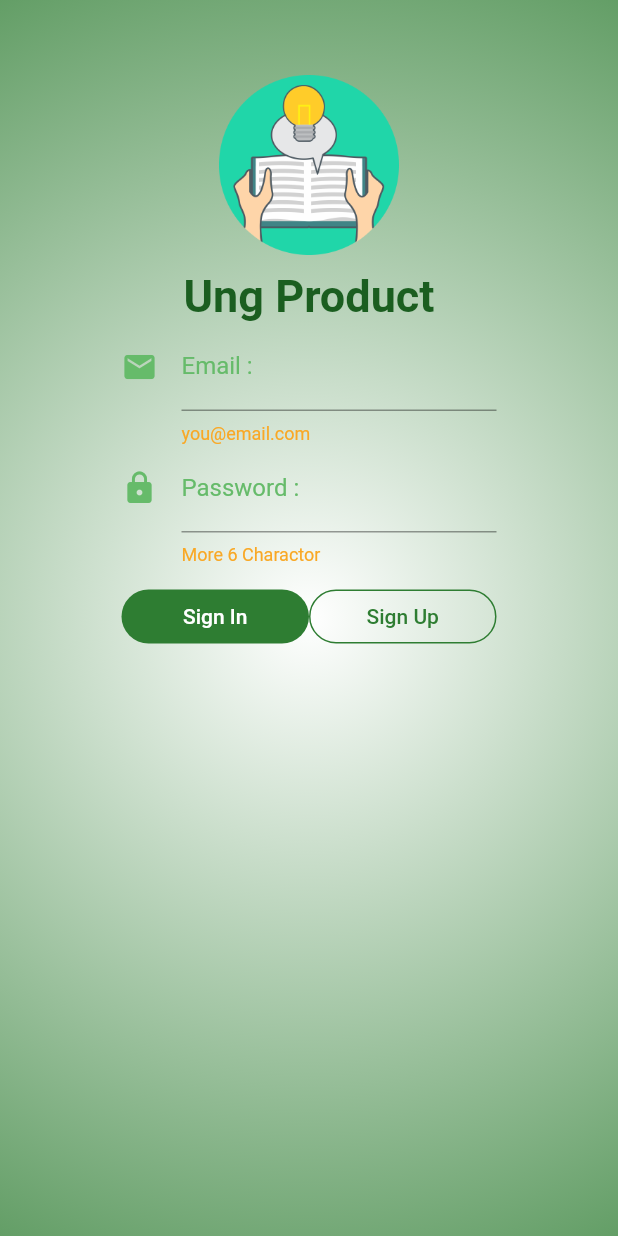
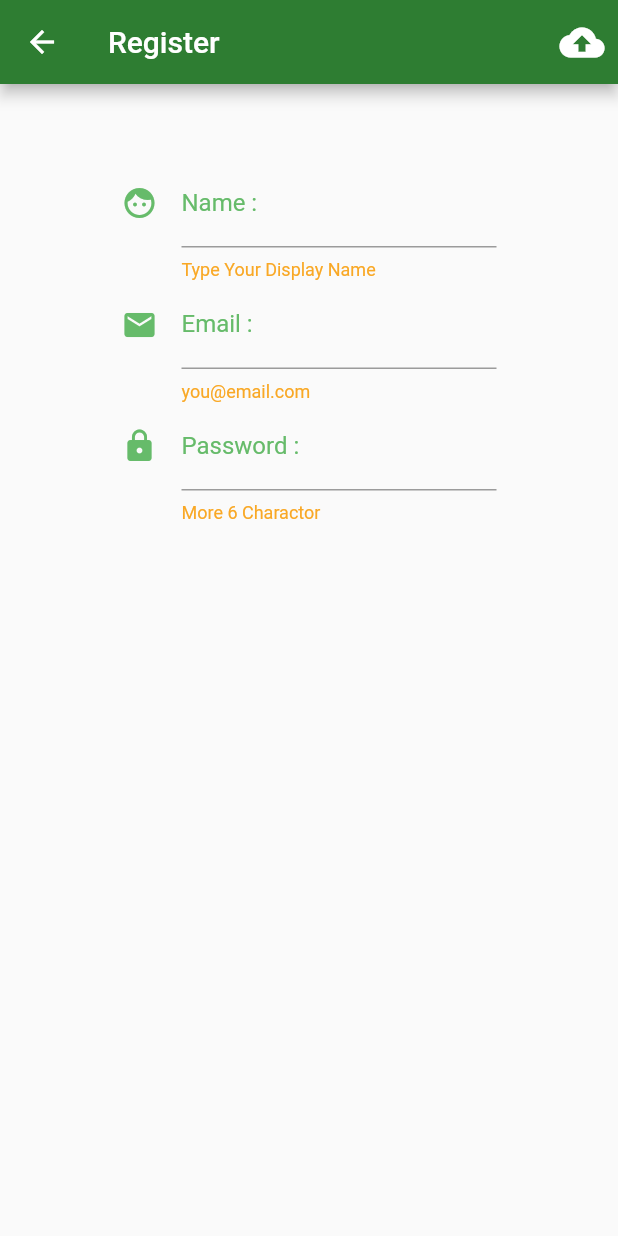
Before and after one commit to masterUNG/UngProduct, a Flutter app: the screen it shows after launch, after a tap on "Sign Up", on a phone screen of 412 x 824 dp. Run offline on Flutter 3.47's test engine with Material 2 defaults, Android fonts, the phone set to English and light mode, and no system bars.

Commit message:
Deaign ui Register OK

```diff
--- a/lib/screens/authen.dart
+++ b/lib/screens/authen.dart
@@ -1,4 +1,5 @@
 import 'package:flutter/material.dart';
+import 'package:ungproduct/screens/register.dart';
 
 class Authen extends StatefulWidget {
   @override
@@ -55,7 +56,8 @@ class _AuthenState extends State<Authen> {
       alignment: Alignment(0, -1),
       child: Container(
         width: 250.0,
-        child: TextFormField(obscureText: true,
+        child: TextFormField(
+          obscureText: true,
           decoration: InputDecoration(
             icon: Icon(
               Icons.lock,
@@ -87,7 +89,7 @@ class _AuthenState extends State<Authen> {
     );
   }
 
-  Widget signUpButton() {
+  Widget signUpButton(BuildContext context) {
     return Expanded(
       child: OutlineButton(
         borderSide: BorderSide(
@@ -99,14 +101,20 @@ class _AuthenState extends State<Authen> {
           'Sign Up',
           style: TextStyle(color: Colors.green[800]),
         ),
-        onPressed: () {},
+        onPressed: () {
+          print('Click Sign Up');
+          var routeRegister =
+              MaterialPageRoute(builder: (BuildContext context) => Register());
+              Navigator.of(context).push(routeRegister);
+        },
       ),
     );
   }
 
   @override
   Widget build(BuildContext context) {
-    return Scaffold(resizeToAvoidBottomPadding: false,
+    return Scaffold(
+      resizeToAvoidBottomPadding: false,
       body: Container(
         decoration: BoxDecoration(
           gradient: RadialGradient(
@@ -123,12 +131,16 @@ class _AuthenState extends State<Authen> {
             showAppName(),
             emailTextFormField(),
             passwordTextFormField(),
-            Container(margin: EdgeInsets.only(top: 10.0),
+            Container(
+              margin: EdgeInsets.only(top: 10.0),
               alignment: Alignment(0, -1),
               child: Container(
                 width: 250.0,
                 child: Row(
-                  children: <Widget>[signInButton(), signUpButton()],
+                  children: <Widget>[
+                    signInButton(),
+                    signUpButton(context),
+                  ],
                 ),
               ),
             ),
--- /dev/null
+++ b/lib/screens/register.dart
@@ -0,0 +1,104 @@
+import 'package:flutter/material.dart';
+
+class Register extends StatefulWidget {
+  @override
+  _RegisterState createState() => _RegisterState();
+}
+
+class _RegisterState extends State<Register> {
+  Widget uploadButton() {
+    return IconButton(
+      icon: Icon(Icons.cloud_upload, size: 30.0,),
+      onPressed: () {},
+    );
+  }
+
+  Widget nameTextFormField() {
+    return Container(
+      alignment: Alignment(0, -1),
+      child: Container(
+        width: 250.0,
+        child: TextFormField(
+          decoration: InputDecoration(
+            icon: Icon(
+              Icons.face,
+              color: Colors.green[400],
+            ),
+            labelText: 'Name :',
+            helperText: 'Type Your Display Name',
+            labelStyle: TextStyle(color: Colors.green[400]),
+            helperStyle: TextStyle(color: Colors.yellow[800]),
+          ),
+        ),
+      ),
+    );
+  }
+
+  Widget emailTextFormField() {
+    return Container(
+      alignment: Alignment(0, -1),
+      child: Container(
+        width: 250.0,
+        child: TextFormField(
+          decoration: InputDecoration(
+            icon: Icon(
+              Icons.email,
+              color: Colors.green[400],
+            ),
+            labelText: 'Email :',
+            helperText: 'you@email.com',
+            labelStyle: TextStyle(color: Colors.green[400]),
+            helperStyle: TextStyle(color: Colors.yellow[800]),
+          ),
+        ),
+      ),
+    );
+  }
+
+  Widget passwordTextFormField() {
+    return Container(
+      alignment: Alignment(0, -1),
+      child: Container(
+        width: 250.0,
+        child: TextFormField(
+          decoration: InputDecoration(
+            icon: Icon(
+              Icons.lock,
+              color: Colors.green[400],
+            ),
+            labelText: 'Password :',
+            helperText: 'More 6 Charactor',
+            labelStyle: TextStyle(color: Colors.green[400]),
+            helperStyle: TextStyle(color: Colors.yellow[800]),
+          ),
+        ),
+      ),
+    );
+  }
+
+  @override
+  Widget build(BuildContext context) {
+    return Scaffold(
+      resizeToAvoidBottomPadding: false,
+      appBar: AppBar(
+        backgroundColor: Colors.green[800],
+        title: Text('Register'),
+        actions: <Widget>[uploadButton()],
+      ),
+      body: Container(
+        alignment: Alignment(0, -1),
+        padding: EdgeInsets.only(top: 50.0),
+        child: Container(
+          width: 250.0,
+          child: Column(
+            children: <Widget>[
+              nameTextFormField(),
+              emailTextFormField(),
+              passwordTextFormField(),
+            ],
+          ),
+        ),
+      ),
+    );
+  }
+}
```
